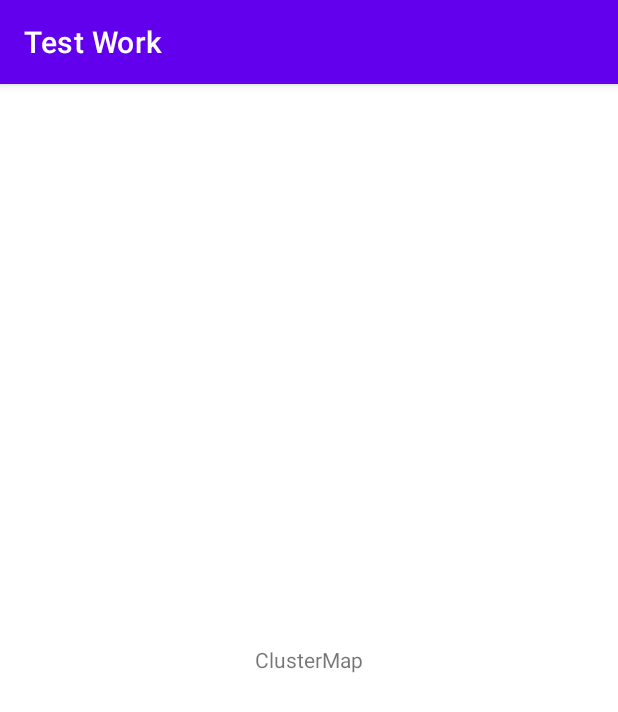
After one commit to zaharovao/HotspotsTestWork, an Android app: the fragment SplashFragment shown on its own in the app's theme, on a phone screen of 412 x 824 dp. The commit adds this screen. Shown: the top 712 px of the screen. Run offline under Robolectric (Android 15) with nearby library versions, the phone set to English and light mode, and no system bars; 1 statement that could not run was skipped.

Commit message:
TW-1. Created fragments, layouts, and utils.

```diff
--- /dev/null
+++ b/app/src/main/java/com/lemonhead/testwork/ui/splash/SplashFragment.kt
@@ -0,0 +1,23 @@
+package com.lemonhead.testwork.ui.splash
+
+import android.content.Context
+import android.os.Bundle
+import android.view.View
+import androidx.fragment.app.Fragment
+import com.lemonhead.testwork.MainActivity
+import com.lemonhead.testwork.OnNavigateListener
+import com.lemonhead.testwork.R
+
+class SplashFragment : Fragment(R.layout.fragment_splash) {
+
+    private var onNavigateListener: OnNavigateListener? = null
+
+    override fun onAttach(context: Context) {
+        super.onAttach(context)
+        onNavigateListener = context as MainActivity
+    }
+
+    companion object {
+        const val TAG = "SplashFragment"
+    }
+}
--- /dev/null
+++ b/app/src/main/res/layout/fragment_map.xml
@@ -0,0 +1,6 @@
+<?xml version="1.0" encoding="utf-8"?>
+<FrameLayout xmlns:android="http://schemas.android.com/apk/res/android"
+    android:layout_width="match_parent"
+    android:layout_height="match_parent">
+
+</FrameLayout>
--- /dev/null
+++ b/app/src/main/res/layout/fragment_splash.xml
@@ -0,0 +1,12 @@
+<?xml version="1.0" encoding="utf-8"?>
+<FrameLayout xmlns:android="http://schemas.android.com/apk/res/android"
+    android:layout_width="match_parent"
+    android:layout_height="match_parent">
+
+    <TextView
+        android:layout_width="wrap_content"
+        android:layout_height="wrap_content"
+        android:layout_gravity="center"
+        android:text="ClusterMap" />
+
+</FrameLayout>
```
Also changed, not shown: app/src/main/java/com/lemonhead/testwork/MainActivity.kt (+31 -2 lines), app/src/main/java/com/lemonhead/testwork/OnNavigateListener.kt (added, +8 -0 lines), app/src/main/java/com/lemonhead/testwork/ui/map/MapFragment.kt (added, +17 -0 lines), app/src/main/java/com/lemonhead/testwork/utils/FragmentNavigator.kt (added, +65 -0 lines), app/src/main/res/layout/activity_main.xml (+3 -14 lines).
